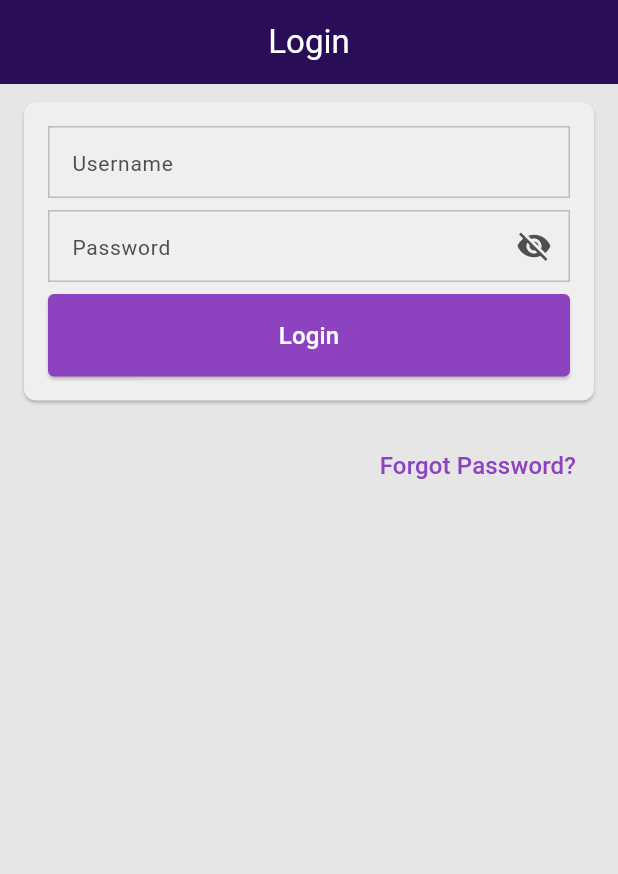
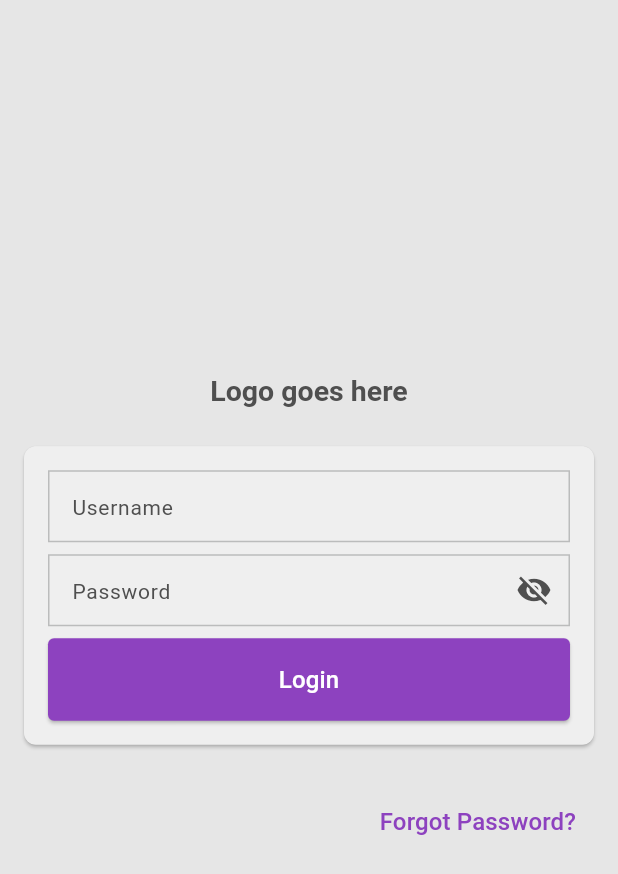
Before and after one commit to nateonguitar/flutter_best_practices, a Flutter app: the screen it shows after launch, on a phone screen of 412 x 824 dp. Shown: the top 874 px of the screen. Run offline on Flutter 3.47's test engine with Material 3 defaults, Android fonts, the light colour scheme and no system bars; our stand-ins replace connectivity_plus, dio, go_router, shared_preferences; Roboto replaces fonts that are missing (Poppins).

Commit message:
logo placeholder and theme tweaks

```diff
--- a/lib/pages/login_page.dart
+++ b/lib/pages/login_page.dart
@@ -28,6 +28,7 @@ class LoginPage extends StatefulWidget {
 }
 
 class _LoginPageState extends State<LoginPage> with Logging {
+  late ThemeData _theme;
   final _authService = Provider.get<AuthService>();
 
   bool _loggingIn = false;
@@ -47,9 +48,11 @@ class _LoginPageState extends State<LoginPage> with Logging {
 
   @override
   Widget build(BuildContext context) {
+    _theme = Theme.of(context);
+
     return Scaffold(
-      appBar: _appBar(),
-      body: SingleChildScrollView(
+      body: Center(
+        child: SingleChildScrollView(
           child: Center(
             child: ConstrainedBox(
               constraints: BoxConstraints(
@@ -62,19 +65,15 @@ class _LoginPageState extends State<LoginPage> with Logging {
             ),
           ),
         ),
-    );
-  }
-
-  AppBar _appBar() {
-    return AppBar(
-      title: const Text('Login'),
+      ),
     );
   }
 
   Widget _bodyWidget() {
     return Column(
-      spacing: 16,
+      spacing: 24,
       children: [
+        _logoWidget(),
         Card(
           child: Padding(
             padding: CoreTheme.cardSectionPadding,
@@ -103,6 +102,15 @@ class _LoginPageState extends State<LoginPage> with Logging {
           child: _forgotPasswordButton(),
         ),
       ],
+    );
+  }
+
+  Widget _logoWidget() {
+    return Text(
+      'Logo goes here',
+      style: _theme.textTheme.headlineMedium?.copyWith(
+        fontWeight: FontWeight.bold,
+      ),
     );
   }
 
--- a/lib/themes/colored_themes.dart
+++ b/lib/themes/colored_themes.dart
@@ -51,7 +51,6 @@ class DarkTheme extends ThemeGenerator {
   @override
   ThemeData generate({required ThemeData baseTheme}) {
     const errorColor = Color(0xFFB83B52);
-    const disabledColor = Color(0xFF6D6D6D);
 
     final colorScheme = ColorScheme(
       brightness: Brightness.dark,
@@ -69,7 +68,7 @@ class DarkTheme extends ThemeGenerator {
     );
 
     final themeColors = ThemeColors(
-      navBackgroundColor: CoreTheme.lightPurpleColor,
+      navBackgroundColor: const Color.fromARGB(255, 111, 50, 151),
       inputBackgroundColor: const Color(0xFF121212),
       errorContainerBackground: errorColor.withAlpha(25),
     );
@@ -80,7 +79,7 @@ class DarkTheme extends ThemeGenerator {
       themeColors: themeColors,
       disabledColor: const Color(0xFF949393),
       unselectedWidgetColor: const Color(0xFF949393),
-      buttonColor: CoreTheme.purpleColor,
+      buttonColor: const Color(0xFF7730B9),
       appBarBackgroundColor: CoreTheme.darkPurpleColor,
       dividerColor: const Color(0xFF686868),
       inputBorderColor: const Color(0xFF575E65),
```
Lines whose indentation alone changed are shown as unchanged.
